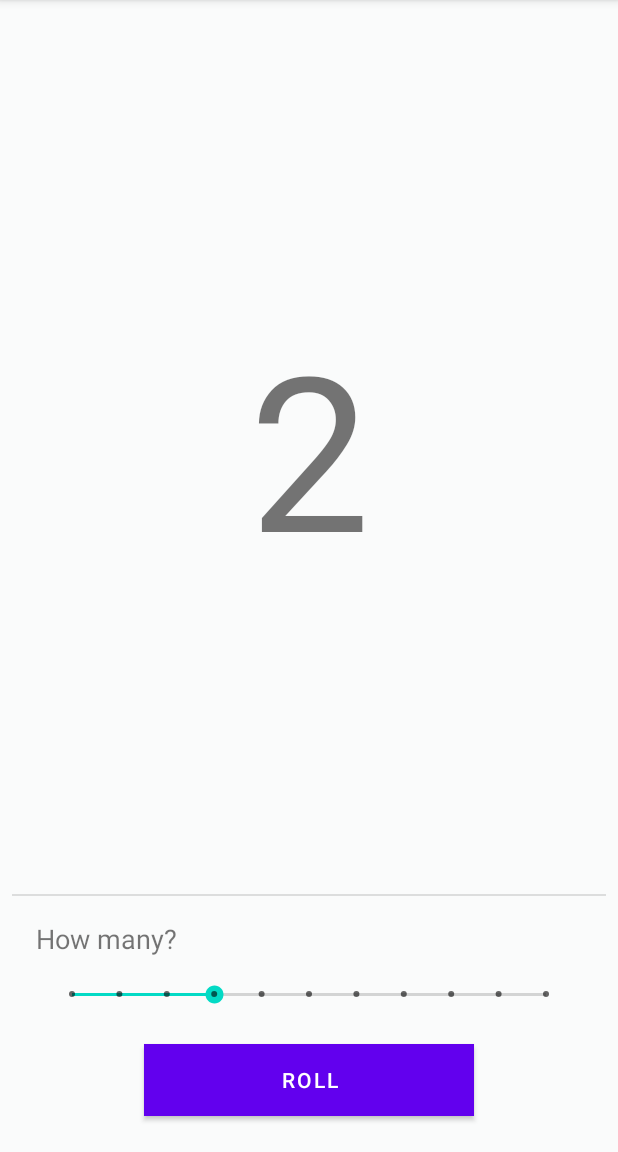
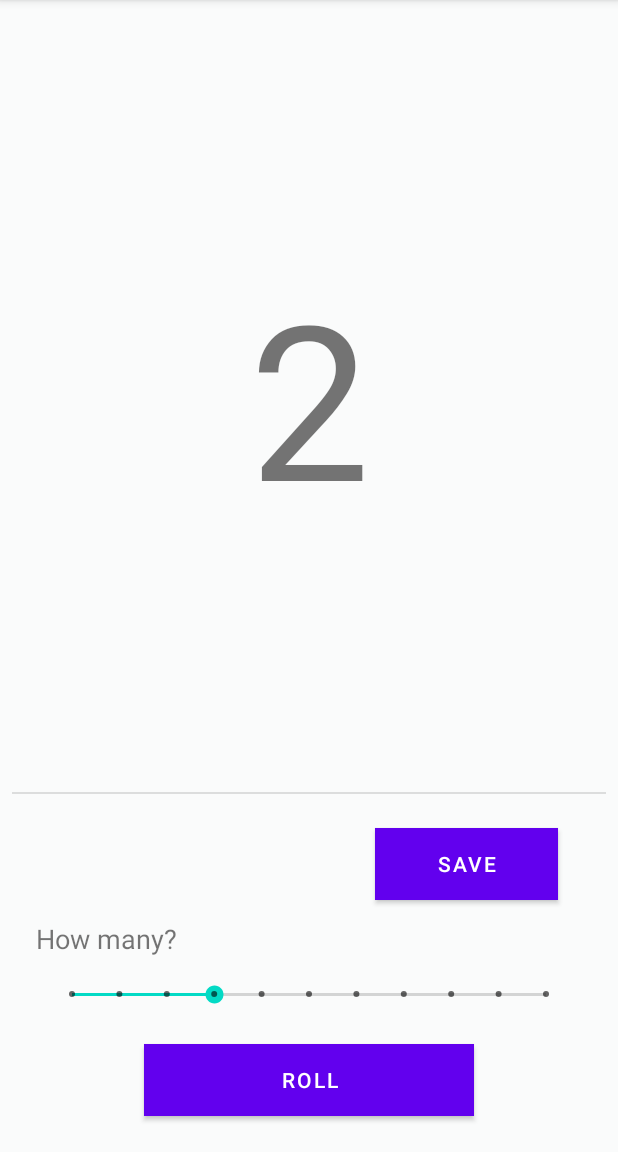
Before and after one commit to Urbanelation/Randomizer, an Android app: the screen it shows after launch (MainActivity), after a tap on "ROLL", on a phone screen of 412 x 824 dp, the part 84-1236 px from its top. Run offline under Robolectric (Android 15) with nearby library versions, the phone set to English and light mode, and no system bars.

Commit message:
feat: *wip* add input dialog for database save slot name

```diff
--- a/app/build.gradle
+++ b/app/build.gradle
@@ -39,6 +39,7 @@ dependencies {
     implementation 'androidx.appcompat:appcompat:1.2.0'
     implementation 'com.google.android.material:material:1.3.0'
     implementation 'androidx.constraintlayout:constraintlayout:2.0.4'
+    implementation 'androidx.legacy:legacy-support-v4:1.0.0'
     testImplementation 'junit:junit:4.+'
     androidTestImplementation 'androidx.test.ext:junit:1.1.2'
     androidTestImplementation 'androidx.test.espresso:espresso-core:3.3.0'
--- a/app/src/main/AndroidManifest.xml
+++ b/app/src/main/AndroidManifest.xml
@@ -9,6 +9,7 @@
         android:roundIcon="@mipmap/ic_launcher_round"
         android:supportsRtl="true"
         android:theme="@style/Theme.Randomizer">
+        <activity android:name=".SaveSlotNameInput"></activity>
         <activity android:name=".MainActivity">
             <intent-filter>
                 <action android:name="android.intent.action.MAIN" />
--- a/app/src/main/java/com/example/randomizer/MainActivity.kt
+++ b/app/src/main/java/com/example/randomizer/MainActivity.kt
@@ -1,24 +1,34 @@
 package com.example.randomizer
 
+import android.app.AlertDialog
+import android.content.DialogInterface
+import android.content.Intent
 import android.os.Bundle
-import android.widget.Button
-import android.widget.SeekBar
-import android.widget.TextView
+import android.widget.*
 import androidx.appcompat.app.AppCompatActivity
 import kotlin.random.Random
 
 class MainActivity : AppCompatActivity() {
+    private val rolledNumbersList = mutableListOf<String>()
+    private var randNumber: String = ""
+    private var saveSlotName: String = ""
+
     override fun onCreate(savedInstanceState: Bundle?) {
         super.onCreate(savedInstanceState)
         setContentView(R.layout.activity_main) //connects view and activity
 
+        val dbHandler = DBHelper(this, null)
+
         val rollButton = findViewById<Button>(R.id.rollButton)
+        val saveButton = findViewById<Button>(R.id.saveButton)
         val resultsTextView = findViewById<TextView>(R.id.resultsTextView)
         val seekBar = findViewById<SeekBar>(R.id.seekBar)
 
        rollButton.setOnClickListener {
             val rand = Random.nextInt(seekBar.progress) + 1
-            resultsTextView.text = rand.toString()
+            randNumber = rand.toString()
+            resultsTextView.text = randNumber
+            rolledNumbersList.add(randNumber)
 
 /*            //Create a new file that points to the root directory, with the given name:
 
@@ -43,6 +53,25 @@ class MainActivity : AppCompatActivity() {
 */
         }
 
+        saveButton.setOnClickListener{
+            //val intent = Intent(this, SaveSlotNameInput::class.java)
+            //startActivity(intent)
+
+            val builder = AlertDialog.Builder(this)
+            val inflater = layoutInflater
+            builder.setTitle("With EditText")
+            val dialogLayout = inflater.inflate(R.layout.save_slot_name_input, null)
+            val editText  = dialogLayout.findViewById<EditText>(R.id.textEdit_save_slot_name)
+            builder.setView(dialogLayout)
+            builder.setPositiveButton("OK") { dialogInterface: DialogInterface, i: Int ->
+                saveSlotName = editText.toString()
+                dbHandler.insertRow(slotName = saveSlotName, data = rolledNumbersList.toString())
+            }
+            builder.show()
+        }
+
+
+
 
     }
 
--- a/app/src/main/res/layout/activity_main.xml
+++ b/app/src/main/res/layout/activity_main.xml
@@ -20,6 +20,21 @@
         android:text="Roll"
         app:layout_constraintBottom_toBottomOf="parent"
         app:layout_constraintEnd_toEndOf="parent"
+        app:layout_constraintStart_toStartOf="parent" />
+
+    <Button
+        android:id="@+id/saveButton"
+        android:layout_width="0dp"
+        android:layout_height="wrap_content"
+        android:layout_marginStart="250dp"
+        android:layout_marginEnd="40dp"
+        android:layout_marginBottom="168dp"
+        android:background="#00B8D4"
+        android:backgroundTint="#00BFA5"
+        android:text="Save"
+        app:layout_constraintBottom_toBottomOf="parent"
+        app:layout_constraintEnd_toEndOf="parent"
+        app:layout_constraintHorizontal_bias="0.0"
         app:layout_constraintStart_toStartOf="parent" />
 
     <SeekBar
@@ -53,10 +68,11 @@
         android:layout_height="1dp"
         android:layout_marginStart="8dp"
         android:layout_marginEnd="8dp"
-        android:layout_marginBottom="16dp"
+        android:layout_marginBottom="84dp"
         android:background="?android:attr/listDivider"
         app:layout_constraintBottom_toTopOf="@+id/textView"
         app:layout_constraintEnd_toEndOf="parent"
+        app:layout_constraintHorizontal_bias="0.0"
         app:layout_constraintStart_toStartOf="parent" />
 
     <TextView
--- a/app/src/main/res/values/strings.xml
+++ b/app/src/main/res/values/strings.xml
@@ -1,3 +1,4 @@
 <resources>
     <string name="app_name">Randomizer</string>
+    <string name="insert_save_slot_name">Insert Save Slot Name</string>
 </resources>
```
Also changed, not shown: app/src/main/res/layout/save_slot_name_input.xml (added, +13 -0 lines).
